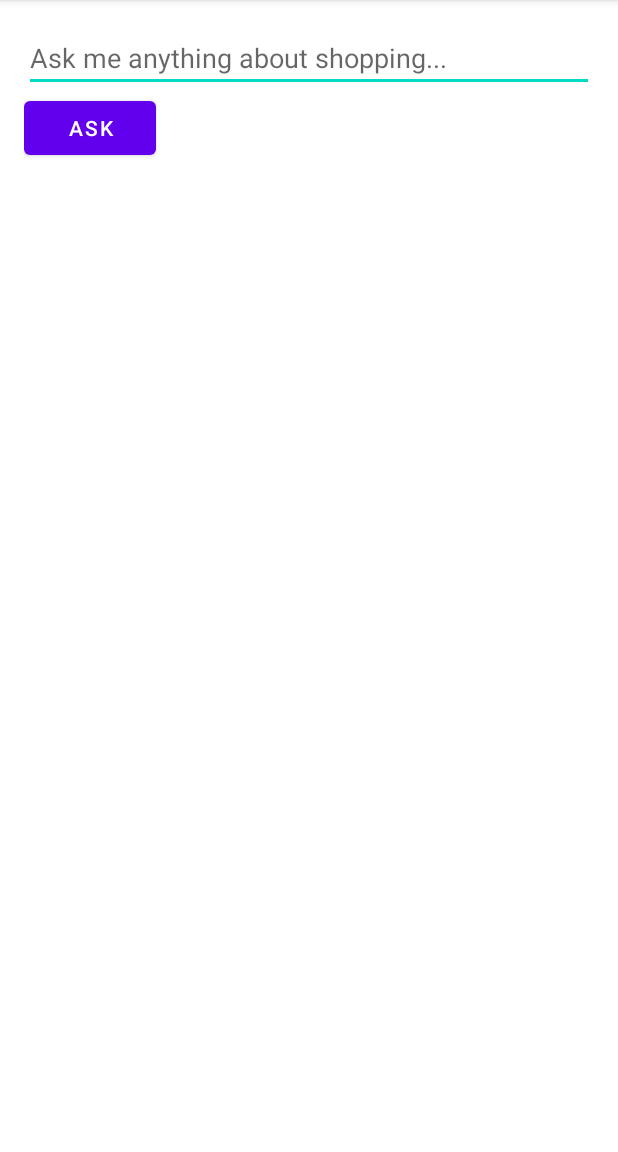
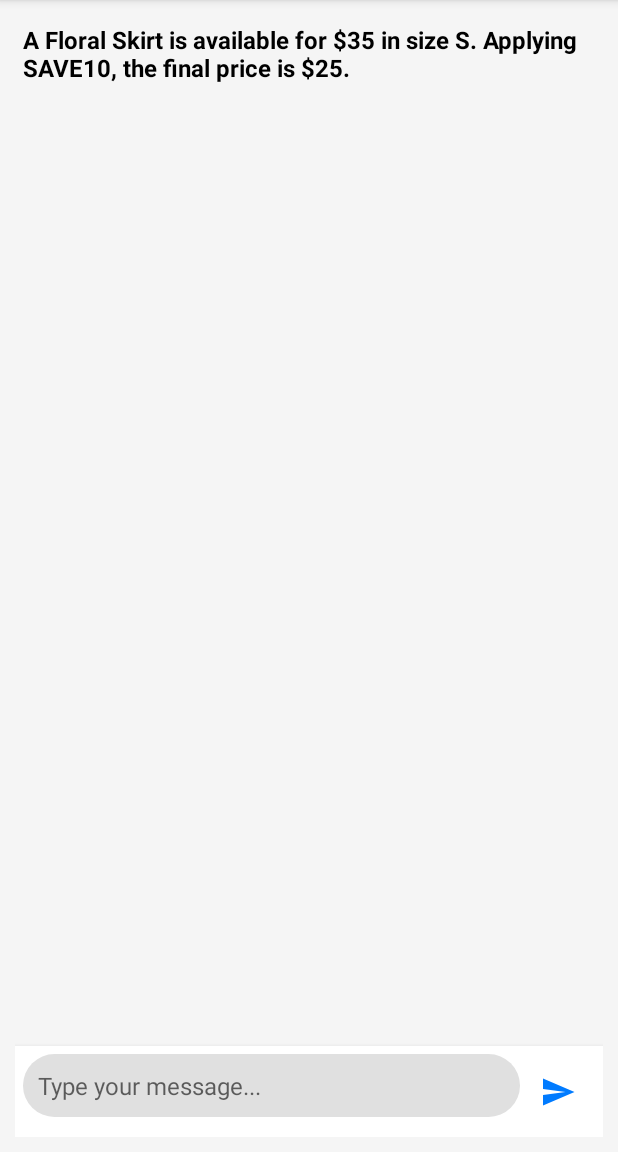
Before and after one commit to Ahmad-Reza/virtual-shopping-assistant, an Android app: the screen it shows after launch (MainActivity), on a phone screen of 412 x 824 dp, the part 84-1236 px from its top. Run offline under Robolectric (Android 15) with nearby library versions, the phone set to English and light mode, and no system bars.

Commit message:
Improve the user interface for VSA

```diff
--- a/Frontend/app/src/main/java/com/example/shoppingassistant/view/MainActivity.java
+++ b/Frontend/app/src/main/java/com/example/shoppingassistant/view/MainActivity.java
@@ -1,17 +1,17 @@
 package com.example.shoppingassistant.view;
 
 import android.os.Bundle;
-import android.util.Log;
 import android.widget.Button;
 import android.widget.EditText;
+import android.widget.ImageButton;
 import android.widget.TextView;
 import android.widget.Toast;
 
+import androidx.annotation.NonNull;
 import androidx.appcompat.app.AppCompatActivity;
 
 import com.example.shoppingassistant.R;
 import com.example.shoppingassistant.model.AssistantResponse;
-import com.example.shoppingassistant.model.ProductSearchModel;
 import com.example.shoppingassistant.model.UserQuery;
 import com.example.shoppingassistant.network.ApiService;
 import com.example.shoppingassistant.network.RetrofitClient;
@@ -29,13 +29,12 @@ public class MainActivity extends AppCompatActivity {
         super.onCreate(savedInstanceState);
         setContentView(R.layout.activity_main);
 
-        userInput = findViewById(R.id.user_input);
-        responseText = findViewById(R.id.response_text);
-        Button askButton = findViewById(R.id.ask_button);
+        userInput = findViewById(R.id.input_message);
+        responseText = findViewById(R.id.tv_ai_message);
+        ImageButton askButton = findViewById(R.id.send_button);
 
         askButton.setOnClickListener(v -> {
             String query = userInput.getText().toString();
-//            searchProducts(query);
             askShoppingAssistant(query);
         });
     }
@@ -47,41 +46,21 @@ public class MainActivity extends AppCompatActivity {
         Call<AssistantResponse> call = apiService.askAssistant(userQuery);
         call.enqueue(new Callback<AssistantResponse>() {
             @Override
-            public void onResponse(Call<AssistantResponse> call, Response<AssistantResponse> response) {
+            public void onResponse(@NonNull Call<AssistantResponse> call, @NonNull Response<AssistantResponse> response) {
                 if (response.isSuccessful() && response.body() != null) {
                     String assistantReply = response.body().getResponse();
+                    responseText.setText(assistantReply);
                     Toast.makeText(MainActivity.this, assistantReply, Toast.LENGTH_LONG).show();
                 } else {
+                    responseText.setText(response.message());
                     Toast.makeText(MainActivity.this, "Error: " + response.message(), Toast.LENGTH_SHORT).show();
                 }
             }
 
             @Override
-            public void onFailure(Call<AssistantResponse> call, Throwable t) {
+            public void onFailure(@NonNull Call<AssistantResponse> call, Throwable t) {
                 Toast.makeText(MainActivity.this, "API Error: " + t.getMessage(), Toast.LENGTH_SHORT).show();
             }
         });
     }
-
-
-    private void searchProducts(String query) {
-        ApiService apiService = RetrofitClient.getInstance();
-
-        // Fetch products
-        apiService.searchProducts("Floral Skirt", 40, "S").enqueue(new Callback<ProductSearchModel>() {
-            @Override
-            public void onResponse(Call<ProductSearchModel> call, Response<ProductSearchModel> response) {
-                if (response.isSuccessful() && response.body() != null) {
-                    // for (Product product : response.body()) {
-                    //   Log.d("API Response", "Product: " + product.getName() + ", Price: $" + product.getPrice());
-                    //}
-                }
-            }
-
-            @Override
-            public void onFailure(Call<ProductSearchModel> call, Throwable t) {
-                Log.e("API Error", t.getMessage());
-            }
-        });
-    }
 }
--- /dev/null
+++ b/Frontend/app/src/main/res/drawable/ic_send.xml
@@ -0,0 +1,11 @@
+<?xml version="1.0" encoding="utf-8"?>
+<vector xmlns:android="http://schemas.android.com/apk/res/android"
+    android:width="24dp"
+    android:height="24dp"
+    android:viewportWidth="24"
+    android:viewportHeight="24">
+
+    <path
+        android:fillColor="#007BFF"
+        android:pathData="M2,21L23,12L2,3V10L17,12L2,14V21Z"/>
+</vector>
--- /dev/null
+++ b/Frontend/app/src/main/res/drawable/rounded_edittext.xml
@@ -0,0 +1,7 @@
+<?xml version="1.0" encoding="utf-8"?>
+<shape xmlns:android="http://schemas.android.com/apk/res/android"
+    android:shape="rectangle">
+    <corners android:radius="25dp"/>
+    <solid android:color="#E0E0E0"/>
+    <padding android:left="15dp" android:right="15dp"/>
+</shape>
--- a/Frontend/app/src/main/res/layout/activity_main.xml
+++ b/Frontend/app/src/main/res/layout/activity_main.xml
@@ -3,28 +3,63 @@
     xmlns:tools="http://schemas.android.com/tools"
     android:layout_width="match_parent"
     android:layout_height="match_parent"
+    android:background="#F5F5F5"
     android:orientation="vertical"
-    android:padding="16dp"
+    android:padding="10dp"
+    tools:context=".view.MainActivity">
 
-    tools:context=".view.MainActivity">
-    >
+    <!-- Chat Display Area -->
+    <ScrollView
+        android:layout_width="match_parent"
+        android:layout_height="0dp"
+        android:layout_weight="1"
+        android:padding="5dp">
 
-    <EditText
-        android:id="@+id/user_input"
+        <LinearLayout
+            android:id="@+id/chat_container"
+            android:layout_width="match_parent"
+            android:layout_height="wrap_content"
+            android:orientation="vertical">
+
+            <TextView
+                android:id="@+id/tv_ai_message"
+                android:layout_width="wrap_content"
+                android:layout_height="wrap_content"
+                android:fontFamily="sans-serif"
+                android:text="A Floral Skirt is available for $35 in size S. Applying SAVE10, the final price is $25."
+                android:textColor="@android:color/black"
+                android:textSize="16sp"
+                android:textStyle="bold" />
+        </LinearLayout>
+    </ScrollView>
+
+    <!-- User Input Section -->
+    <LinearLayout
         android:layout_width="match_parent"
         android:layout_height="wrap_content"
-        android:hint="Ask me anything about shopping..." />
+        android:background="@android:color/white"
+        android:elevation="5dp"
+        android:orientation="horizontal"
+        android:padding="5dp">
 
-    <Button
-        android:id="@+id/ask_button"
-        android:layout_width="wrap_content"
-        android:layout_height="wrap_content"
-        android:text="Ask" />
+        <EditText
+            android:id="@+id/input_message"
+            android:layout_width="0dp"
+            android:layout_height="wrap_content"
+            android:layout_weight="1"
+            android:background="@drawable/rounded_edittext"
+            android:hint="@string/user_hint_msg"
+            android:padding="10dp"
+            android:textColor="#000000"
+            android:textSize="16sp" />
 
-    <TextView
-        android:id="@+id/response_text"
-        android:layout_width="match_parent"
-        android:layout_height="wrap_content"
-        android:paddingTop="10dp"
-        android:textSize="16sp" />
+        <ImageButton
+            android:id="@+id/send_button"
+            android:layout_width="50dp"
+            android:layout_height="50dp"
+            android:background="?attr/selectableItemBackgroundBorderless"
+            android:contentDescription="Send Message"
+            android:src="@drawable/ic_send" />
+    </LinearLayout>
+
 </LinearLayout>
--- a/Frontend/app/src/main/res/values/strings.xml
+++ b/Frontend/app/src/main/res/values/strings.xml
@@ -1,3 +1,4 @@
 <resources>
     <string name="app_name">Shopping Assistant</string>
+    <string name="user_hint_msg">Type your message...</string>
 </resources>
```
Also changed, not shown: Frontend/app/src/main/res/drawable/bubble_background.xml (added, +7 -0 lines), Frontend/app/src/main/res/drawable/chat_bubble.xml (added, +20 -0 lines).
